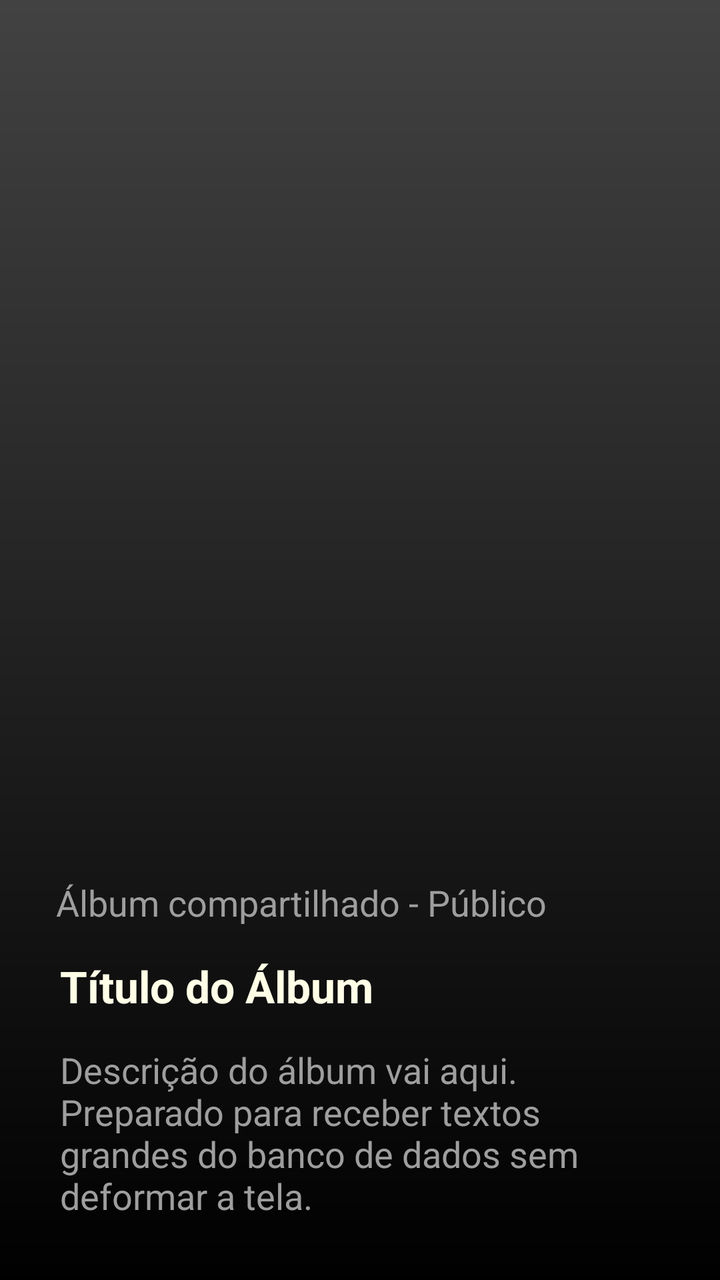
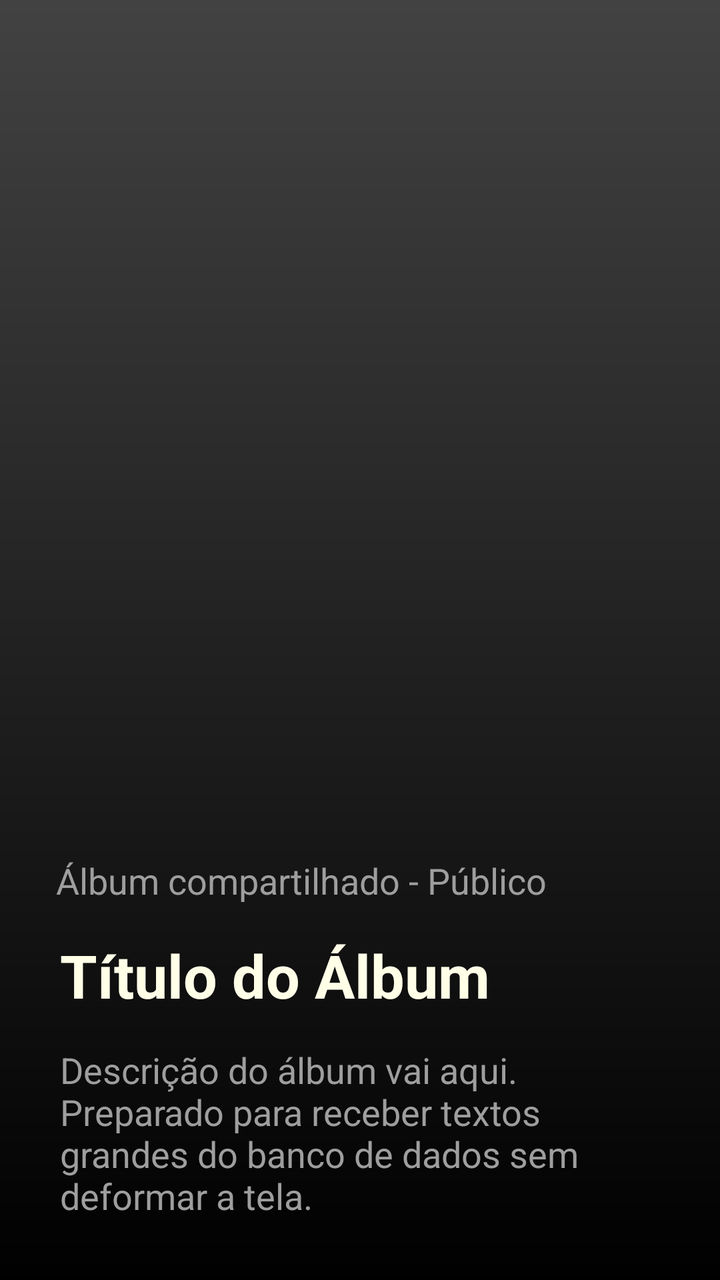

Two renders of the same Android screen: before a commit and after it. Below are the layout's source before the change and the commit's diff.
<!-- AndroidManifest.xml: application theme Theme.Monaly -->
<!-- res/layout/item_album_carousel.xml -->
<?xml version="1.0" encoding="utf-8"?>
<androidx.constraintlayout.widget.ConstraintLayout xmlns:android="http://schemas.android.com/apk/res/android"
    xmlns:app="http://schemas.android.com/apk/res-auto"
    android:layout_width="match_parent"
    android:layout_height="match_parent">

    <ImageView
        android:id="@+id/imageAlbumCover"
        android:layout_width="0dp"
        android:layout_height="0dp"
        android:scaleType="centerCrop"
        android:src="@color/gray_dark"
        app:layout_constraintBottom_toBottomOf="parent"
        app:layout_constraintEnd_toEndOf="parent"
        app:layout_constraintHorizontal_bias="1.0"
        app:layout_constraintStart_toStartOf="parent"
        app:layout_constraintTop_toTopOf="parent"
        app:layout_constraintVertical_bias="0.0" />

    <View
        android:layout_width="0dp"
        android:layout_height="0dp"
        android:background="@drawable/bg_gradient_black"
        app:layout_constraintBottom_toBottomOf="parent"
        app:layout_constraintEnd_toEndOf="parent"
        app:layout_constraintHorizontal_bias="1.0"
        app:layout_constraintStart_toStartOf="parent"
        app:layout_constraintTop_toTopOf="parent" />

    <TextView
        android:id="@+id/textAlbumTag"
        android:layout_width="wrap_content"
        android:layout_height="wrap_content"
        android:layout_marginStart="28dp"
        android:layout_marginBottom="15dp"
        android:text="Álbum compartilhado - Público"
        android:textColor="@color/gray_medium"
        android:textSize="18sp"
        app:layout_constraintBottom_toTopOf="@+id/textAlbumTitle"
        app:layout_constraintStart_toStartOf="parent" />

    <TextView
        android:id="@+id/textAlbumDescription"
        android:layout_width="0dp"
        android:layout_height="wrap_content"
        android:layout_marginStart="30dp"
        android:layout_marginEnd="30dp"
        android:layout_marginBottom="30dp"
        android:ellipsize="end"
        android:maxLines="4"
        android:text="Descrição do álbum vai aqui. Preparado para receber textos grandes do banco de dados sem deformar a tela."
        android:textColor="@color/gray_medium"
        android:textSize="18sp"
        app:layout_constraintBottom_toBottomOf="parent"
        app:layout_constraintEnd_toEndOf="parent"
        app:layout_constraintStart_toStartOf="parent" />

    <TextView
        android:id="@+id/textAlbumTitle"
        android:layout_width="0dp"
        android:layout_height="wrap_content"
        android:layout_marginStart="30dp"
        android:layout_marginEnd="30dp"
        android:layout_marginBottom="15dp"
        android:text="Título do Álbum"
        android:textColor="@color/bage_neutral"
        android:textSize="22sp"
        android:textStyle="bold"
        app:layout_constraintBottom_toTopOf="@+id/textAlbumDescription"
        app:layout_constraintEnd_toEndOf="parent"
        app:layout_constraintStart_toStartOf="parent" />

</androidx.constraintlayout.widget.ConstraintLayout>
<!-- resources referenced by this layout -->
<resources>
  <color name="bage_neutral">#fffee7</color>
  <color name="gray_dark">#424242</color>
  <color name="gray_medium">#9E9E9E</color>
  <!-- drawable bg_gradient_black (drawable) -->
  <?xml version="1.0" encoding="utf-8"?>
  <shape xmlns:android="http://schemas.android.com/apk/res/android"
  
      android:shape="rectangle">
  
      <gradient
  
          android:angle="90"
          android:startColor="@color/black"
          android:endColor="#00000000"
          android:type="linear"/>
  
  </shape>
  <style name="Theme.Monaly" parent="Base.Theme.Monaly" />
  <color name="black">#000000</color>
  <style name="Base.Theme.Monaly" parent="Theme.Material3.DayNight.NoActionBar">
  
          <item name="android:navigationBarColor">@color/black</item>
  
      </style>
</resources>

<!-- the commit's change to res/layout/item_album_carousel.xml (unified diff, before → after) -->
@@ -64,7 +64,7 @@
         android:layout_marginBottom="15dp"
         android:text="Título do Álbum"
         android:textColor="@color/bage_neutral"
-        android:textSize="22sp"
+        android:textSize="30sp"
         android:textStyle="bold"
         app:layout_constraintBottom_toTopOf="@+id/textAlbumDescription"
         app:layout_constraintEnd_toEndOf="parent"
